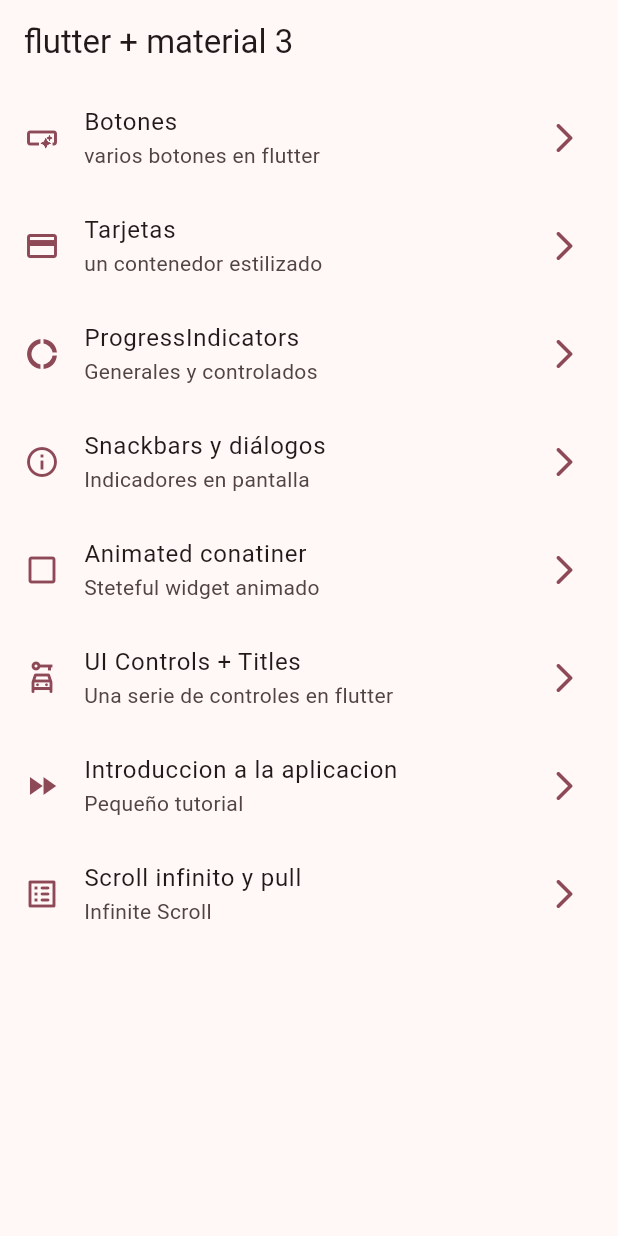
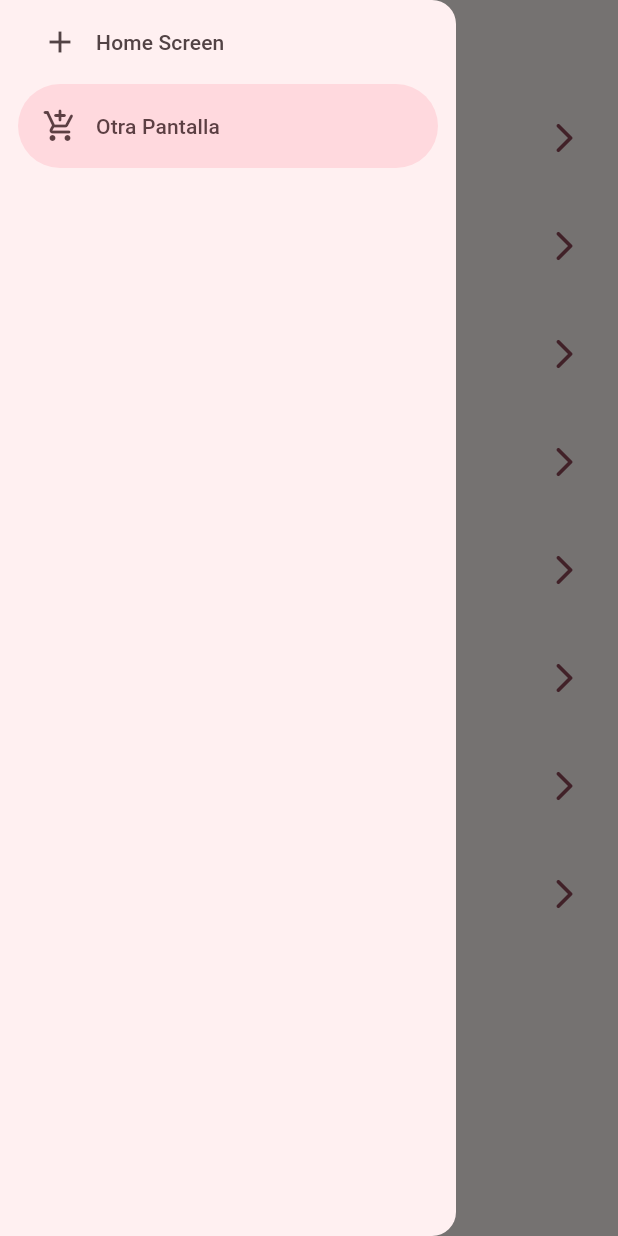
Before and after one commit to Angelina-Pinto/flutterAppWidgets, a Flutter app: the screen it shows after launch, with the side drawer open (before the commit the screen has no drawer), on a phone screen of 412 x 824 dp. Run offline on Flutter 3.47's test engine with Material 3 defaults, Android fonts, the phone set to English and light mode, and no system bars; our stand-ins replace animate_do, go_router.

Commit message:
Se agrego menu lateral

```diff
--- a/lib/presentation/screens/home/home_screen.dart
+++ b/lib/presentation/screens/home/home_screen.dart
@@ -2,6 +2,7 @@
 import 'package:flutter_widget_aplication/config/buttons/buttons_screen.dart';
 import 'package:flutter_widget_aplication/config/cards/cards_screen.dart';
 import 'package:flutter_widget_aplication/config/menu/menu_items.dart';
+import 'package:flutter_widget_aplication/presentation/screens/home/widgets/side_menu.dart';
 import 'package:go_router/go_router.dart';
 
 
@@ -18,6 +19,7 @@
         title:const Text('flutter + material 3'),
       ),
       body:const  _homeView(),
+      drawer: SideMenu(),
     );
   }
 }
--- /dev/null
+++ b/lib/presentation/screens/home/widgets/side_menu.dart
@@ -0,0 +1,37 @@
+import 'package:flutter/material.dart';
+import 'package:flutter_widget_aplication/config/menu/menu_items.dart';
+
+class SideMenu extends StatefulWidget {
+  const SideMenu({super.key});
+
+  @override
+  State<SideMenu> createState() => _SideMenuState();
+}
+
+class _SideMenuState extends State<SideMenu> {
+
+  int navDrawerIndex = 1 ;
+  @override
+  Widget build(BuildContext context) {
+    return NavigationDrawer(
+      selectedIndex: navDrawerIndex,
+      onDestinationSelected: (value) {
+        setState(() {
+          navDrawerIndex = value ;
+        });
+      },
+      children: [
+        NavigationDrawerDestination(
+          icon: Icon(Icons.add),
+          label: Text('Home Screen'),
+
+          ),
+
+
+          NavigationDrawerDestination(
+          icon: Icon(Icons.add_shopping_cart_rounded),
+          label: Text('Otra Pantalla '))
+      ],
+      );
+  }
+}
```
